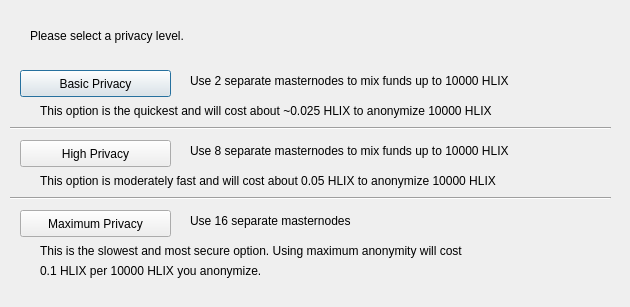
Old version of the form src/qt/forms/obfuscationconfig.ui in the repository noodlespan/helix.
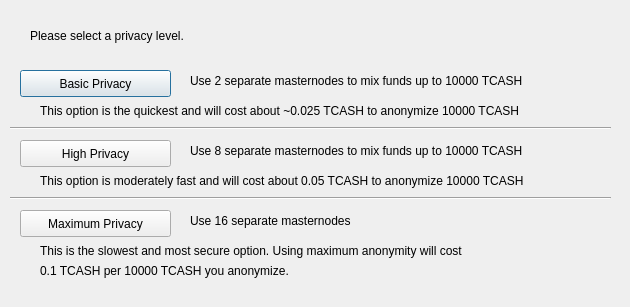
New version of the form.

Patch:
```diff
--- a/src/qt/forms/obfuscationconfig.ui
+++ b/src/qt/forms/obfuscationconfig.ui
@@ -75,7 +75,7 @@
     </rect>
    </property>
    <property name="text">
-    <string>Use 2 separate masternodes to mix funds up to 10000 HLIX</string>
+    <string>Use 2 separate masternodes to mix funds up to 10000 TCASH</string>
    </property>
   </widget>
   <widget class="QLabel" name="label_3">
@@ -88,7 +88,7 @@
     </rect>
    </property>
    <property name="text">
-    <string>Use 8 separate masternodes to mix funds up to 10000 HLIX</string>
+    <string>Use 8 separate masternodes to mix funds up to 10000 TCASH</string>
    </property>
   </widget>
   <widget class="QLabel" name="label_4">
@@ -114,7 +114,7 @@
     </rect>
    </property>
    <property name="text">
-    <string>This option is the quickest and will cost about ~0.025 HLIX to anonymize 10000 HLIX</string>
+    <string>This option is the quickest and will cost about ~0.025 TCASH to anonymize 10000 TCASH</string>
    </property>
   </widget>
   <widget class="QLabel" name="label_7">
@@ -127,7 +127,7 @@
     </rect>
    </property>
    <property name="text">
-    <string>This option is moderately fast and will cost about 0.05 HLIX to anonymize 10000 HLIX</string>
+    <string>This option is moderately fast and will cost about 0.05 TCASH to anonymize 10000 TCASH</string>
    </property>
   </widget>
   <widget class="QLabel" name="label_8">
@@ -153,7 +153,7 @@
     </rect>
    </property>
    <property name="text">
-    <string>0.1 HLIX per 10000 HLIX you anonymize.</string>
+    <string>0.1 TCASH per 10000 TCASH you anonymize.</string>
    </property>
   </widget>
   <widget class="Line" name="line">
```
